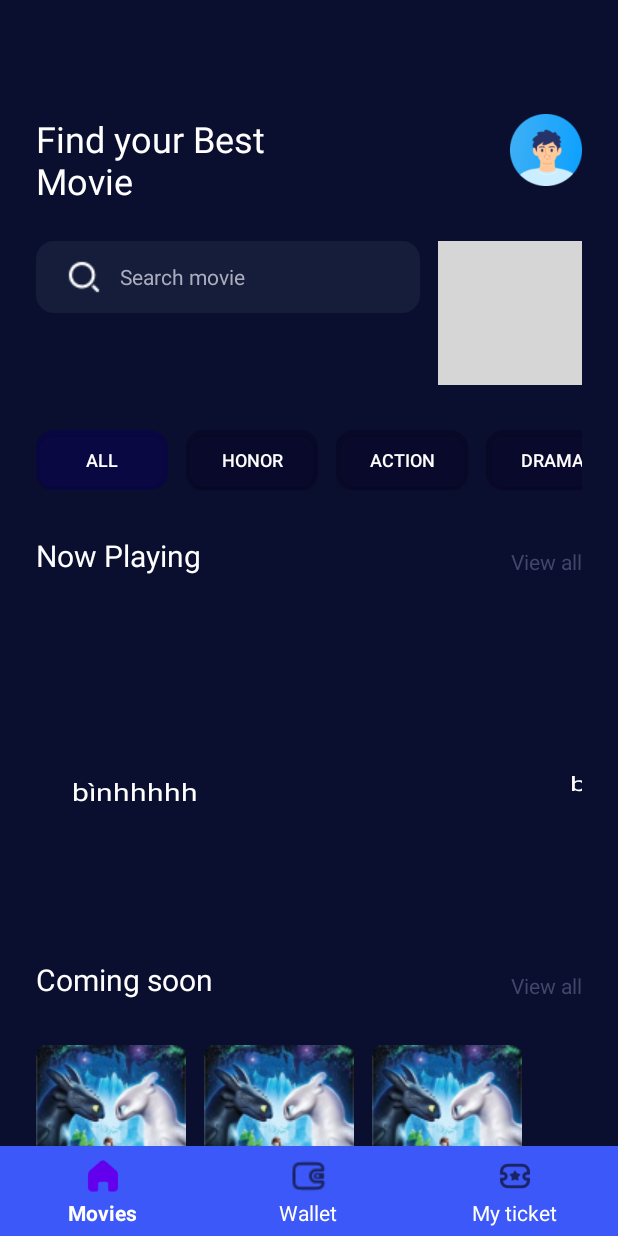
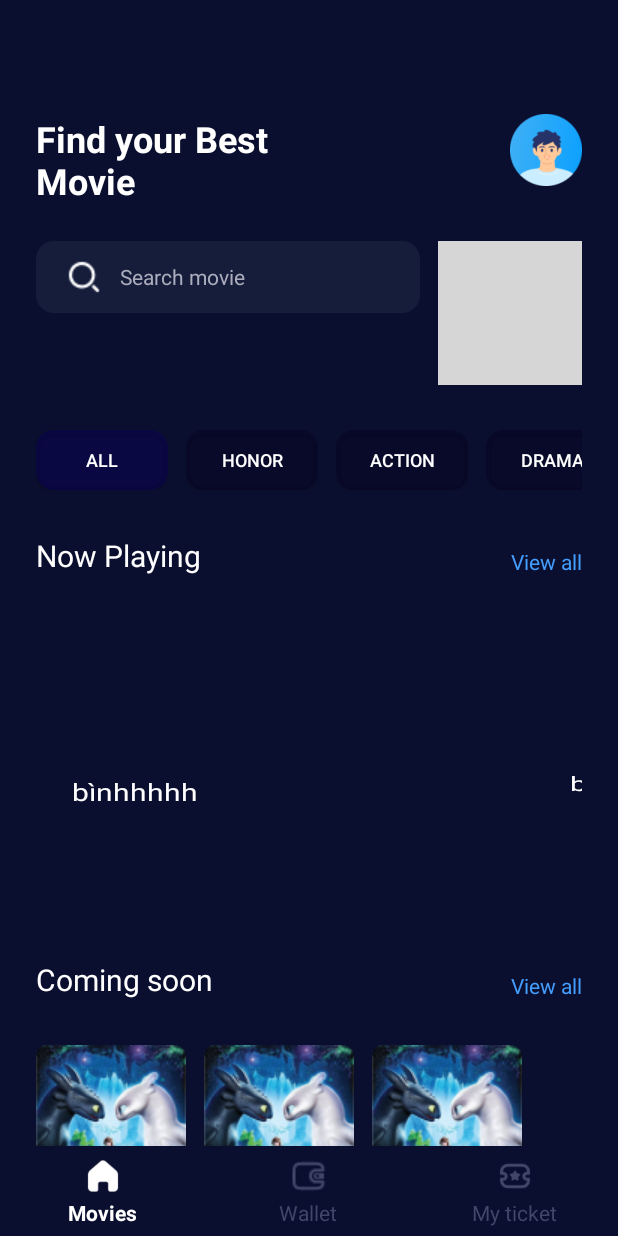
Before and after one commit to ManhHoDinh/MovieTicketApp, an Android app: the screen it shows after launch (HomeActivity), on a phone screen of 412 x 824 dp. Run offline under Robolectric (Android 15) with nearby library versions, the phone set to English and light mode, and no system bars; libraries missing offline, so code that uses them is left out: com.makeramen.roundedimageview; plain views replace RoundedImageView; 2 statements that could not run were skipped; grey boxes are pictures that could not be loaded.

Commit message:
fix: color of bottom, text

```diff
--- a/app/src/main/java/com/example/movieticketapp/Activity/HomeActivity.java
+++ b/app/src/main/java/com/example/movieticketapp/Activity/HomeActivity.java
@@ -1,26 +1,16 @@
 package com.example.movieticketapp.Activity;
 
-import androidx.annotation.NonNull;
 import androidx.appcompat.app.AppCompatActivity;
 import androidx.recyclerview.widget.LinearLayoutManager;
 import androidx.recyclerview.widget.RecyclerView;
-import androidx.viewpager2.widget.CompositePageTransformer;
-import androidx.viewpager2.widget.MarginPageTransformer;
 import androidx.viewpager2.widget.ViewPager2;
 
-import android.content.Intent;
 import android.os.Bundle;
-import android.view.View;
-import android.widget.ListView;
+import android.widget.SearchView;
 
-import com.example.movieticketapp.Adapter.AddDecoration;
 import com.example.movieticketapp.Adapter.ListTypeAdapter;
-import com.example.movieticketapp.Adapter.SliderAdapter;
 import com.example.movieticketapp.Adapter.posterAdapter;
-import com.example.movieticketapp.MainActivity;
-import com.example.movieticketapp.PostItem;
 import com.example.movieticketapp.R;
-import com.example.movieticketapp.UI.TypeMovieViewPageAdapter;
 import com.google.android.material.bottomnavigation.BottomNavigationView;
 import com.google.android.material.tabs.TabLayout;
 
@@ -31,7 +21,7 @@ public class HomeActivity extends AppCompatActivity {
     //private ViewPager2 viewPager;
     private RecyclerView typeListView;
     private RecyclerView posterRecyclerView;
-
+    private SearchView searchView;
     private ViewPager2 typeMoviePage;
     private BottomNavigationView bottomNavigationView;
     private TabLayout typeMovieLayout;
@@ -53,39 +43,9 @@ public class HomeActivity extends AppCompatActivity {
         typeListView = (RecyclerView) findViewById(R.id.listTypeMovie);
         LinearLayoutManager layoutManager = new LinearLayoutManager(this, LinearLayoutManager.HORIZONTAL, false);
         typeListView.setLayoutManager(layoutManager);
-        typeListView.addItemDecoration(new AddDecoration(10));
+      //  typeListView.addItemDecoration(new AddDecoration(10));
         typeListView.setAdapter(new ListTypeAdapter(this, listType));
 
-
-
-//        bottomNavigation = (BottomNavigationView) findViewById(R.id.bottomNavigation);
-//        bottomNavigation.setOnItemSelectedListener(item -> {
-//            switch (item.getItemId()){
-//                case R.id.ticketPage:
-//                    startActivity(new Intent(HomeActivity.this, MainActivity.class));
-//            }
-//            return true;
-//        });
-
-//        typeMovieLayout = (TabLayout) findViewById(R.id.tabViewTypeMove);
-//        typeMoviePage = (ViewPager2)  findViewById(R.id.typeMovieViewPage);
-//        typeMoviePage.setAdapter(new TypeMovieViewPageAdapter(this));
-//        typeMovieLayout.addOnTabSelectedListener(new TabLayout.OnTabSelectedListener() {
-//            @Override
-//            public void onTabSelected(TabLayout.Tab tab) {
-//                typeMoviePage.setCurrentItem(tab.getPosition());
-//            }
-//
-//            @Override
-//            public void onTabUnselected(TabLayout.Tab tab) {
-//
-//            }
-//
-//            @Override
-//            public void onTabReselected(TabLayout.Tab tab) {
-//
-//            }
-//        });
 
 
 
--- a/app/src/main/java/com/example/movieticketapp/Adapter/ListTypeAdapter.java
+++ b/app/src/main/java/com/example/movieticketapp/Adapter/ListTypeAdapter.java
@@ -1,16 +1,11 @@
 package com.example.movieticketapp.Adapter;
 
 import android.app.Activity;
-import android.content.Context;
 import android.content.res.ColorStateList;
-import android.graphics.Color;
-import android.graphics.Rect;
-import android.graphics.drawable.Drawable;
 import android.view.LayoutInflater;
 import android.view.View;
 import android.view.ViewGroup;
 import android.widget.Button;
-import android.widget.Toast;
 
 import androidx.annotation.NonNull;
 import androidx.recyclerview.widget.RecyclerView;
@@ -18,9 +13,8 @@ import androidx.viewpager2.widget.CompositePageTransformer;
 import androidx.viewpager2.widget.MarginPageTransformer;
 import androidx.viewpager2.widget.ViewPager2;
 
-import com.example.movieticketapp.PostItem;
+import com.example.movieticketapp.Model.PostItem;
 import com.example.movieticketapp.R;
-import com.example.movieticketapp.databinding.ActivityMainBinding;
 
 import java.util.ArrayList;
 import java.util.List;
@@ -48,7 +42,8 @@ public class ListTypeAdapter extends RecyclerView.Adapter<ListTypeAdapter.ViewHo
                 public void onClick(View view) {
 
                     typeBtn.setBackgroundTintList(ColorStateList.valueOf(R.drawable.second_gradient));
-
+                    //typeBtn.setBackgroundColor(typeBtn.getContext().getResources().getColor(R.color.sub_text_color));
+                   // typeBtn.setBackgroundResource(R.drawable.second_gradient);
                     loadListPost();
                     if(checkedPosition!=getAdapterPosition()){
                         notifyItemChanged(checkedPosition);
@@ -60,10 +55,14 @@ public class ListTypeAdapter extends RecyclerView.Adapter<ListTypeAdapter.ViewHo
         void bind(){
             if(checkedPosition == getAdapterPosition()){
                 loadListPost();
-                typeBtn.setBackgroundTintList(ColorStateList.valueOf(R.drawable.second_gradient));
+                //typeBtn.setBackgroundColor(typeBtn.getContext().getResources().getColor(R.color.sub_text_color));
+
+                 typeBtn.setBackgroundTintList(ColorStateList.valueOf(R.drawable.second_gradient));
             }
             else {
-                typeBtn.setBackgroundTintList(ColorStateList.valueOf(R.color.dark_background_2));
+
+               typeBtn.setBackgroundTintList(ColorStateList.valueOf(R.color.white));
+               // typeBtn.setBackgroundColor(typeBtn.getContext().getResources().getColor(R.color.white));
 
             }
         }
--- a/app/src/main/java/com/example/movieticketapp/Adapter/SliderAdapter.java
+++ b/app/src/main/java/com/example/movieticketapp/Adapter/SliderAdapter.java
@@ -9,7 +9,7 @@ import androidx.annotation.NonNull;
 import androidx.recyclerview.widget.RecyclerView;
 import androidx.viewpager2.widget.ViewPager2;
 
-import com.example.movieticketapp.PostItem;
+import com.example.movieticketapp.Model.PostItem;
 import com.example.movieticketapp.R;
 import com.makeramen.roundedimageview.RoundedImageView;
 
--- a/app/src/main/java/com/example/movieticketapp/PostItem.java
+++ b/app/src/main/java/com/example/movieticketapp/Model/PostItem.java
@@ -1,4 +1,4 @@
-package com.example.movieticketapp;
+package com.example.movieticketapp.Model;
 
 public class PostItem {
     private int image;
--- a/app/src/main/res/drawable/bg_tabview_button.xml
+++ b/app/src/main/res/drawable/bg_tabview_button.xml
@@ -1,5 +1,7 @@
 <?xml version="1.0" encoding="utf-8"?>
-<shape xmlns:android="http://schemas.android.com/apk/res/android">
+<shape
+
+    xmlns:android="http://schemas.android.com/apk/res/android">
     <corners android:radius="12dp"/>
     <solid android:color="@color/dark_background_2"/>
 
--- /dev/null
+++ b/app/src/main/res/drawable/bottom_tem_selector.xml
@@ -0,0 +1,5 @@
+<?xml version="1.0" encoding="utf-8"?>
+<selector xmlns:android="http://schemas.android.com/apk/res/android">
+    <item android:state_checked="true" android:color="@color/white" />
+    <item android:color="@color/grey_background_1"  />
+</selector>
--- /dev/null
+++ b/app/src/main/res/drawable/close_btn.xml
@@ -0,0 +1,6 @@
+<?xml version="1.0" encoding="utf-8"?>
+<vector android:height="24dp" android:tint="#FFFFFF"
+    android:viewportHeight="24" android:viewportWidth="24"
+    android:width="24dp" xmlns:android="http://schemas.android.com/apk/res/android">
+    <path android:fillColor="@android:color/white" android:pathData="M19,6.41L17.59,5 12,10.59 6.41,5 5,6.41 10.59,12 5,17.59 6.41,19 12,13.41 17.59,19 19,17.59 13.41,12z"/>
+</vector>
--- a/app/src/main/res/layout/activity_home.xml
+++ b/app/src/main/res/layout/activity_home.xml
@@ -41,6 +41,7 @@
                         <TextView
                             app:layout_constraintStart_toStartOf="parent"
                             android:layout_width="180dp"
+                            android:textStyle="bold"
                             android:layout_height="wrap_content"
                             android:text="Find your Best Movie "
                             android:textColor="@color/white"
@@ -54,12 +55,14 @@
                             android:layout_height="48dp"
                             android:src="@drawable/avatar" />
                     </androidx.constraintlayout.widget.ConstraintLayout>
+
                     <androidx.constraintlayout.widget.ConstraintLayout
                         android:layout_width="match_parent"
                         android:layout_height="wrap_content">
                         <androidx.appcompat.widget.SearchView
                             android:id="@+id/searchField"
                             android:layout_width="0dp"
+                            app:closeIcon="@drawable/close_btn"
                             android:layout_height="wrap_content"
                             app:layout_constraintEnd_toStartOf="@+id/controlBtn"
                             android:layout_marginEnd="12dp"
@@ -83,6 +86,7 @@
                     <androidx.recyclerview.widget.RecyclerView
                         android:id="@+id/listTypeMovie"
                         android:layout_marginTop="30dp"
+
                         android:layout_width="wrap_content"
                         android:layout_height="wrap_content"/>
                                         <androidx.constraintlayout.widget.ConstraintLayout
@@ -100,7 +104,7 @@
                                                 android:textSize="14dp"
                                                 app:layout_constraintBottom_toBottomOf="parent"
                                                 android:gravity="center"
-                                                android:textColor="@color/grey_background_1"
+                                                android:textColor="@color/sub_text_color"
                                                 style="@style/titleStyle"/>
                                         </androidx.constraintlayout.widget.ConstraintLayout>
                     <androidx.viewpager2.widget.ViewPager2
@@ -124,7 +128,7 @@
                             android:textSize="14dp"
                             app:layout_constraintBottom_toBottomOf="parent"
                             android:gravity="center"
-                            android:textColor="@color/grey_background_1"
+                            android:textColor="@color/sub_text_color"
                             style="@style/titleStyle"/>
                     </androidx.constraintlayout.widget.ConstraintLayout>
                     <androidx.recyclerview.widget.RecyclerView
@@ -140,11 +144,13 @@
     </androidx.constraintlayout.widget.ConstraintLayout>
     <com.google.android.material.bottomnavigation.BottomNavigationView
         android:id="@+id/bottomNavigation"
-        android:background="@color/main_color"
+        android:background="@color/background_color"
         app:layout_constraintBottom_toBottomOf="parent"
         app:layout_constraintEnd_toEndOf="parent"
         app:layout_constraintStart_toStartOf="parent"
         android:layout_width="match_parent"
+        app:itemIconTint="@drawable/bottom_tem_selector"
+        app:itemTextColor="@drawable/bottom_tem_selector"
         app:menu="@menu/bottom_bar_menu"
         android:layout_height="60dp"/>
 </androidx.constraintlayout.widget.ConstraintLayout>
--- a/app/src/main/res/layout/type_item.xml
+++ b/app/src/main/res/layout/type_item.xml
@@ -2,10 +2,12 @@
 <androidx.constraintlayout.widget.ConstraintLayout xmlns:android="http://schemas.android.com/apk/res/android"
     android:layout_width="wrap_content"
     android:layout_marginRight="12dp"
+    android:background="@android:color/transparent"
     android:layout_height="wrap_content">
     <Button
         android:id="@+id/typeItem"
-        style="@style/TypeButtonStyle"
+       style="@style/TypeButtonStyle"
+        android:background="@drawable/bg_tabview_button"
         />
 
 </androidx.constraintlayout.widget.ConstraintLayout>
--- a/app/src/main/res/values/colors.xml
+++ b/app/src/main/res/values/colors.xml
@@ -17,5 +17,6 @@
     <color name="dark_background_1">#FF0B0F2F</color>
     <color name="very_dark_background">#FF051138</color>
     <color name="background_color">#FF0B0F2F</color>
+    <color name="sub_text_color">#FF449EFF</color>
 
 </resources>
--- a/app/src/main/res/values/styles.xml
+++ b/app/src/main/res/values/styles.xml
@@ -3,7 +3,6 @@
     <style name="TypeButtonStyle" parent="Widget.AppCompat.Button" >
         <item name="android:textSize">12dp</item>
         <item name="android:textColor">@color/white</item>
-        <item name="android:backgroundTint">@color/white</item>
         <item name="android:background">@drawable/bg_tabview_button</item>
         <item name="android:layout_width">wrap_content</item>
         <item name="android:layout_height">40dp</item>
@@ -15,5 +14,10 @@
         <item name="android:textSize"> 20dp</item>
         <item name="android:textColor">@color/white</item>
     </style>
+    <style name="Binh" parent="Widget.AppCompat.SearchView">
+        <item name="closeIconTint">
+            @color/sub_text_color
+        </item>
+    </style>
 
 </resources>
--- a/app/src/main/res/values/themes.xml
+++ b/app/src/main/res/values/themes.xml
@@ -7,8 +7,8 @@
         <item name="android:textColor">@color/white</item>
         <item name="android:textColorHint">@color/grey_background_2</item>
         <item name="android:colorButtonNormal">@color/white</item>
-        <item name="colorPrimary">@color/purple_500</item>
-        <item name="colorPrimaryDark">@color/purple_700</item>
+        <item name="colorPrimary">@color/white</item>
+        <item name="colorPrimaryDark">@color/main_color</item>
         <item name="colorAccent">@color/teal_200</item>
         <!-- Customize your theme here. -->
     </style>
@@ -16,6 +16,8 @@
     <style name="Theme.MovieTicketApp.NoActionBar">
         <item name="windowActionBar">false</item>
         <item name="windowNoTitle">true</item>
+
+
     </style>
 
     <style name="Theme.MovieProject.AppBarOverlay" parent="ThemeOverlay.AppCompat.Dark.ActionBar" />
```
Also changed, not shown: app/src/main/java/com/example/movieticketapp/UI/HomeFragment.java (deleted, +0 -96 lines), app/src/main/java/com/example/movieticketapp/UI/MoviesOfTypeFragment.java (deleted, +0 -66 lines), app/src/main/java/com/example/movieticketapp/UI/TypeMovieViewPageAdapter.java (deleted, +0 -40 lines), app/src/main/res/layout/fragment_home.xml (deleted, +0 -173 lines), app/src/main/res/layout/fragment_movies_of_type.xml (deleted, +0 -40 lines).
